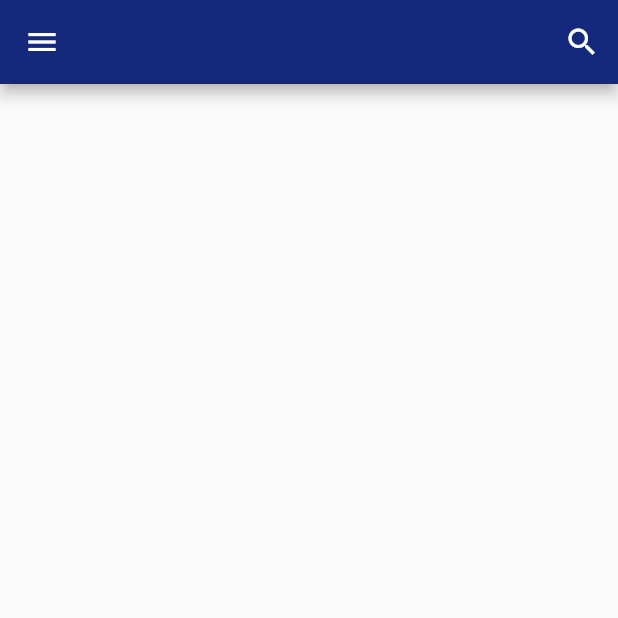
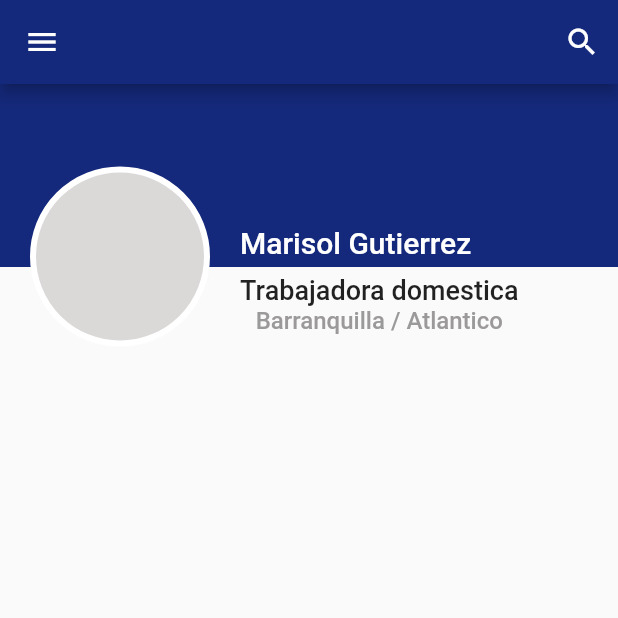
Before and after one commit to AngieMoya/HelperHome, a Flutter app: the Profile screen opened by its route, on a phone screen of 412 x 824 dp, the top half of it. Run offline on Flutter 3.47's test engine with Material 2 defaults, Android fonts, the phone set to English and light mode, and no system bars.

Commit message:
creacion del header de la vista profile

```diff
--- a/lib/pages/profile.dart
+++ b/lib/pages/profile.dart
@@ -1,5 +1,6 @@
 import 'package:flutter/material.dart';
 import 'package:helperhome/widgets/drawer.dart';
+import 'package:helperhome/widgets/profile_header.dart';
 
 class Profile extends StatelessWidget {
   const Profile({super.key});
@@ -16,12 +17,8 @@ class Profile extends StatelessWidget {
         body: Center(
           child: SizedBox(
             child: ListView(
-              children: [
-                Container(
-                  child: Column(
-                    children: [],
-                  ),
-                )
+              children: const [
+                ProfileHeader(),
               ],
             ),
           ),
--- /dev/null
+++ b/lib/widgets/profile_header.dart
@@ -0,0 +1,64 @@
+import 'package:flutter/material.dart';
+import '../theme/my_colors.dart';
+
+class ProfileHeader extends StatelessWidget {
+  const ProfileHeader({super.key});
+
+  @override
+  Widget build(BuildContext context) {
+    return Stack(
+      children: <Widget>[
+        Column(
+          children: [
+            Container(
+              padding: const EdgeInsets.only(bottom: 5, left: 160),
+              alignment: Alignment.bottomLeft,
+              width: double.infinity,
+              height: 122,
+              decoration: const BoxDecoration(color: MyMaterialColor.myColor),
+              child: const Text(
+                'Marisol Gutierrez',
+                style: TextStyle(
+                    color: Colors.white,
+                    fontWeight: FontWeight.w500,
+                    fontSize: 20),
+              ),
+            ),
+            Container(
+              padding: const EdgeInsets.only(top: 5, left: 160),
+              alignment: Alignment.topLeft,
+              width: double.infinity,
+              height: 122,
+              child: Column(children: const [
+                Text(
+                  'Trabajadora domestica',
+                  style: TextStyle(fontWeight: FontWeight.w500, fontSize: 18),
+                ),
+                Text(
+                  'Barranquilla / Atlantico',
+                  style: TextStyle(
+                    fontWeight: FontWeight.w500,
+                    fontSize: 16,
+                    color: Color(0xFF9B9999),
+                  ),
+                )
+              ]),
+            ),
+          ],
+        ),
+        Positioned(
+          top: 55,
+          left: 20,
+          child: Container(
+            width: 120,
+            height: 120,
+            decoration: BoxDecoration(
+                color: const Color.fromARGB(255, 219, 216, 216),
+                border: Border.all(color: Colors.white, width: 4),
+                borderRadius: BorderRadius.circular(100)),
+          ),
+        )
+      ],
+    );
+  }
+}
```
